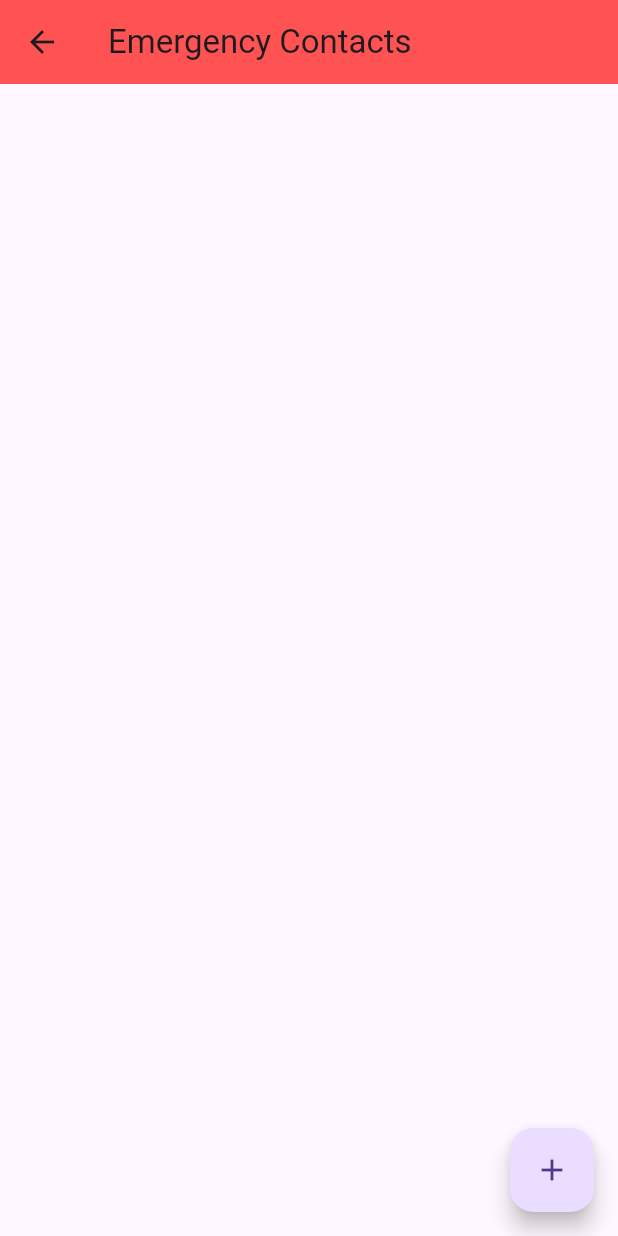
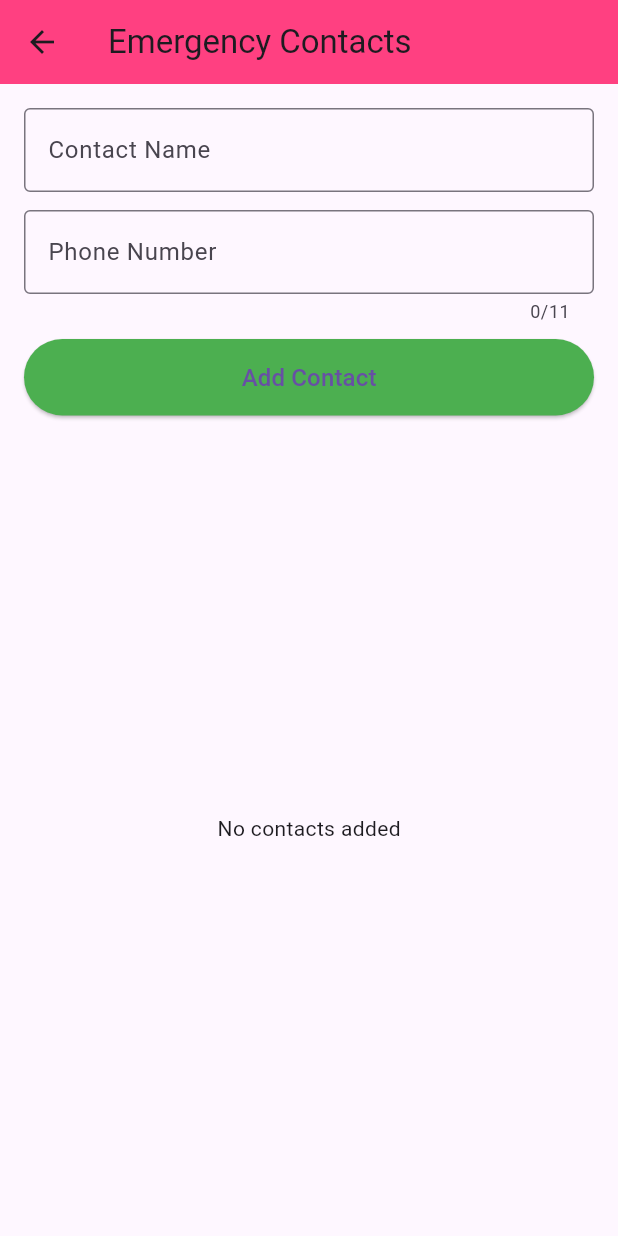
Before and after one commit to divya-bharathi45/Women_Night_Corridor_Map, a Flutter app: the screen it shows after launch, after a tap on "Manage Emergency Contacts", on a phone screen of 412 x 824 dp. Run offline on Flutter 3.47's test engine with Material 3 defaults, Android fonts, the phone set to English and light mode, and no system bars; our stand-ins replace flutter_map, geolocator, latlong2, sqflite; accounts and stored records are empty.

Commit message:
emergency contacts phone number validation added

```diff
--- a/lib/screens/add_contact_screen.dart
+++ b/lib/screens/add_contact_screen.dart
@@ -38,7 +38,7 @@ class _AddContactScreenState extends State<AddContactScreen> {
       phone: phoneController.text,
     );
 
-    await DatabaseService.insertContact(contact);
+    await DatabaseService.addContact(contact);
 
     nameController.clear();
     phoneController.clear();
--- a/lib/screens/manage_contacts_screen.dart
+++ b/lib/screens/manage_contacts_screen.dart
@@ -11,10 +11,10 @@ class ManageContactsScreen extends StatefulWidget {
 
 class _ManageContactsScreenState extends State<ManageContactsScreen> {
 
+  final TextEditingController nameController = TextEditingController();
+  final TextEditingController phoneController = TextEditingController();
+
   List<ContactModel> contacts = [];
-
-  final nameController = TextEditingController();
-  final phoneController = TextEditingController();
 
   @override
   void initState() {
@@ -22,80 +22,68 @@ class _ManageContactsScreenState extends State<ManageContactsScreen> {
     loadContacts();
   }
 
-  void loadContacts() async {
-
+  /// LOAD CONTACTS FROM DATABASE
+  Future<void> loadContacts() async {
     contacts = await DatabaseService.getContacts();
-
     setState(() {});
   }
 
-  void addContact() async {
+  /// PHONE VALIDATION
+  bool isValidPhone(String phone) {
+    final RegExp phoneRegex = RegExp(r'^[0-9]{10,11}$');
+    return phoneRegex.hasMatch(phone);
+  }
 
-    if (nameController.text.isEmpty || phoneController.text.isEmpty) return;
+  /// SHOW SNACKBAR
+  void showSnack(String msg) {
+    ScaffoldMessenger.of(context).showSnackBar(
+      SnackBar(content: Text(msg)),
+    );
+  }
+
+  /// ADD CONTACT
+  Future<void> addContact() async {
+
+    String name = nameController.text.trim();
+    String phone = phoneController.text.trim();
+
+    if (name.isEmpty || phone.isEmpty) {
+      showSnack("Enter name and phone number");
+      return;
+    }
+
+    if (!isValidPhone(phone)) {
+      showSnack("Enter valid phone number (10–11 digits)");
+      return;
+    }
 
     await DatabaseService.addContact(
-      ContactModel(
-        name: nameController.text,
-        phone: phoneController.text,
-      ),
+      ContactModel(name: name, phone: phone),
     );
 
     nameController.clear();
     phoneController.clear();
 
-    loadContacts();
-  }
-
-  void deleteContact(int id) async {
-
-    await DatabaseService.deleteContact(id);
+    showSnack("Contact added successfully");
 
     loadContacts();
   }
 
-  void showAddDialog() {
+  /// DELETE CONTACT
+  Future<void> deleteContact(int id) async {
 
-    showDialog(
-      context: context,
-      builder: (_) => AlertDialog(
-        title: const Text("Add Emergency Contact"),
-        content: Column(
-          mainAxisSize: MainAxisSize.min,
-          children: [
+    await DatabaseService.deleteContact(id);
 
-            TextField(
-              controller: nameController,
-              decoration: const InputDecoration(labelText: "Name"),
-            ),
+    showSnack("Contact deleted");
 
-            TextField(
-              controller: phoneController,
-              decoration: const InputDecoration(labelText: "Phone"),
-              keyboardType: TextInputType.phone,
-            ),
+    loadContacts();
+  }
 
-          ],
-        ),
-        actions: [
-
-          TextButton(
-            onPressed: () {
-              Navigator.pop(context);
-            },
-            child: const Text("Cancel"),
-          ),
-
-          ElevatedButton(
-            onPressed: () {
-              addContact();
-              Navigator.pop(context);
-            },
-            child: const Text("Save"),
-          ),
-
-        ],
-      ),
-    );
+  @override
+  void dispose() {
+    nameController.dispose();
+    phoneController.dispose();
+    super.dispose();
   }
 
   @override
@@ -105,15 +93,67 @@ class _ManageContactsScreenState extends State<ManageContactsScreen> {
 
       appBar: AppBar(
         title: const Text("Emergency Contacts"),
-        backgroundColor: Colors.redAccent,
+        backgroundColor: Colors.pinkAccent,
       ),
 
-      floatingActionButton: FloatingActionButton(
-        onPressed: showAddDialog,
-        child: const Icon(Icons.add),
+      body: Padding(
+        padding: const EdgeInsets.all(16),
+
+        child: Column(
+          children: [
+
+            /// NAME FIELD
+            TextField(
+              controller: nameController,
+              decoration: const InputDecoration(
+                labelText: "Contact Name",
+                border: OutlineInputBorder(),
+              ),
             ),
 
-      body: ListView.builder(
+            const SizedBox(height: 12),
+
+            /// PHONE FIELD
+            TextField(
+              controller: phoneController,
+              keyboardType: TextInputType.phone,
+              maxLength: 11,
+              decoration: const InputDecoration(
+                labelText: "Phone Number",
+                border: OutlineInputBorder(),
+              ),
+            ),
+
+            const SizedBox(height: 10),
+
+            /// ADD BUTTON
+            SizedBox(
+              width: double.infinity,
+              child: ElevatedButton(
+
+                onPressed: addContact,
+
+                style: ElevatedButton.styleFrom(
+                  backgroundColor: Colors.green,
+                  padding: const EdgeInsets.symmetric(vertical: 14),
+                ),
+
+                child: const Text(
+                  "Add Contact",
+                  style: TextStyle(fontSize: 16),
+                ),
+              ),
+            ),
+
+            const SizedBox(height: 20),
+
+            /// CONTACT LIST
+            Expanded(
+              child: contacts.isEmpty
+                  ? const Center(
+                      child: Text("No contacts added"),
+                    )
+                  : ListView.builder(
 
                       itemCount: contacts.length,
 
@@ -131,6 +171,7 @@ class _ManageContactsScreenState extends State<ManageContactsScreen> {
 
                           trailing: IconButton(
                             icon: const Icon(Icons.delete, color: Colors.red),
+
                             onPressed: () {
                               deleteContact(contact.id!);
                             },
@@ -138,6 +179,10 @@ class _ManageContactsScreenState extends State<ManageContactsScreen> {
                         );
                       },
                     ),
+            ),
+          ],
+        ),
+      ),
     );
   }
 }
--- a/lib/screens/sos_screen.dart
+++ b/lib/screens/sos_screen.dart
@@ -24,7 +24,7 @@ class SOSScreen extends StatelessWidget {
       backgroundColor: const Color(0xFF1E2246),
 
       appBar: AppBar(
-        backgroundColor: const Color.fromARGB(0, 206, 199, 199),
+        backgroundColor: const Color.fromARGB(235, 207, 66, 66),
         elevation: 0,
         title: const Text("Emergency SOS"),
         centerTitle: true,
--- a/lib/services/database_service.dart
+++ b/lib/services/database_service.dart
@@ -92,7 +92,7 @@ class DatabaseService {
   final db = await database;
 
   await db.delete(
-    "search_history",
+    "history",
     where: "id = ?",
     whereArgs: [id],
   );
```
Also changed, not shown: lib/screens/search_history_screen.dart (+64 -11 lines). Lines whose indentation alone changed are shown as unchanged.
